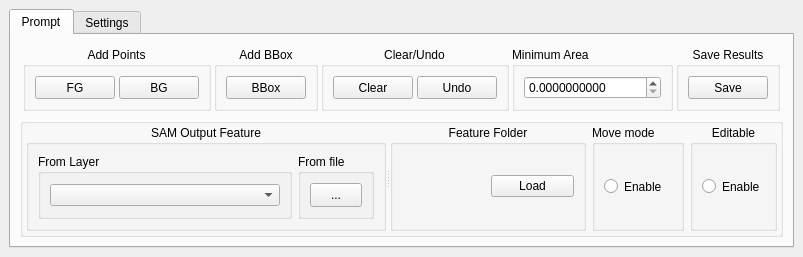
The window that ui/Selector.ui (coolzhao/Geo-SAM) describes before a commit, drawn with Qt 5.
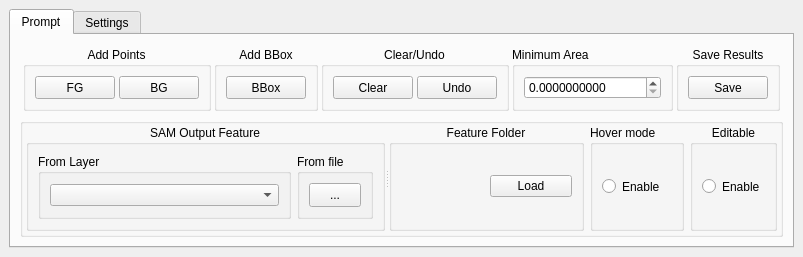
The same window after the commit. Custom widgets are drawn as their Qt base class.

Commit message: move mode (M)->hover mode (H) & refine the experience of hover mode

What changed in the file:
```diff
--- a/ui/Selector.ui
+++ b/ui/Selector.ui
@@ -475,7 +475,7 @@
                 <string>execute SAM with move mode (M)</string>
                </property>
                <property name="title">
-                <string>Move mode</string>
+                <string>Hover mode</string>
                </property>
                <layout class="QGridLayout" name="gridLayout_11">
                 <item row="0" column="0">
```
Left out of the diff: 4 changed lines with no effect on the pictures. The commit also changes 4 other files.
